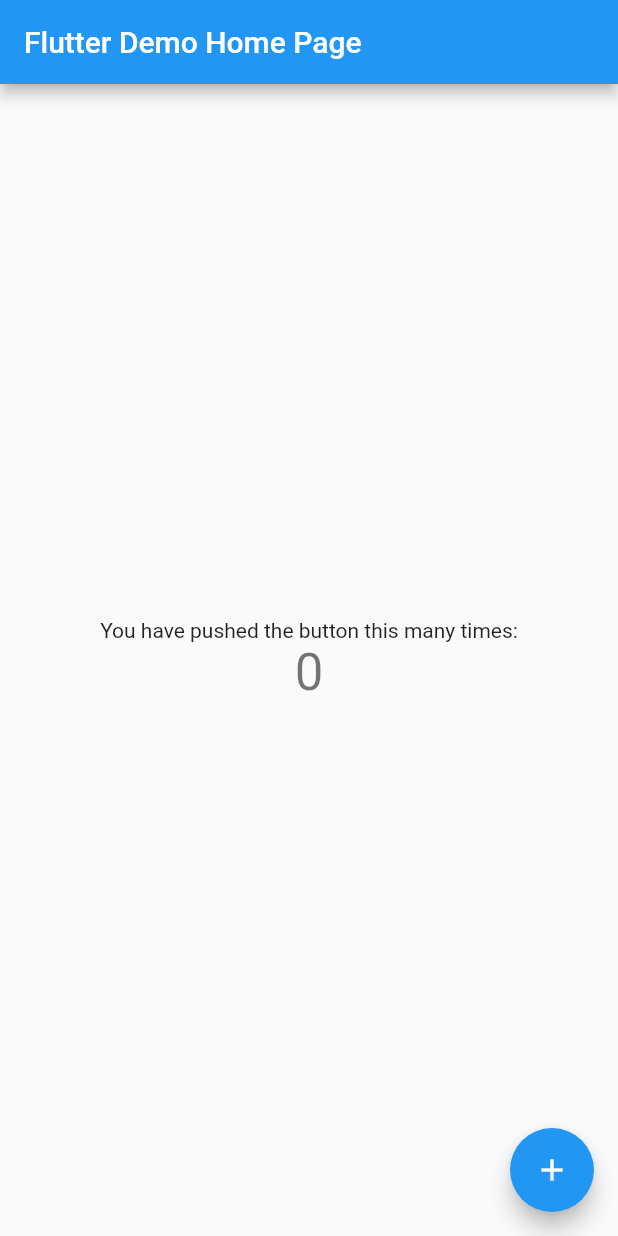
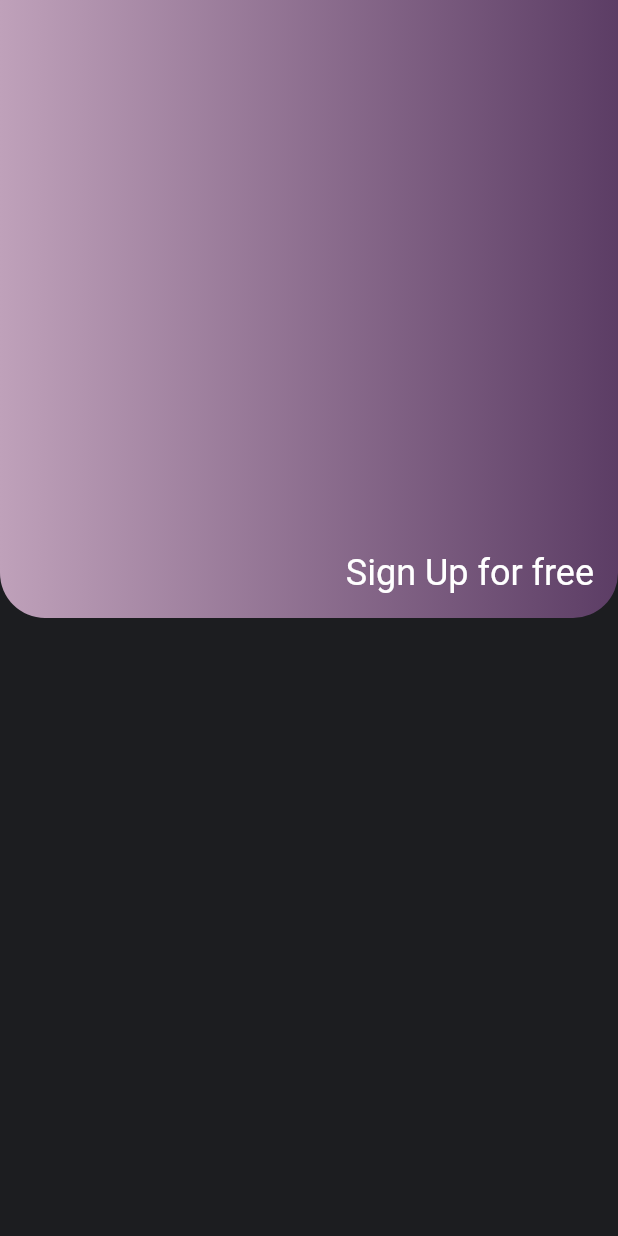
Before and after one commit to dhruv-js/defi_app, a Flutter app: the screen it shows after launch, on a phone screen of 412 x 824 dp. Run offline on Flutter 3.47's test engine with Material 2 defaults, Android fonts, the light colour scheme and no system bars.

Commit message:
added login screen, colors file, added dependencies

```diff
--- a/lib/main.dart
+++ b/lib/main.dart
@@ -1,3 +1,4 @@
+import 'package:defi_app/view/screen/login.dart';
 import 'package:flutter/material.dart';
 
 void main() {
@@ -6,110 +7,14 @@
 
 class MyApp extends StatelessWidget {
   const MyApp({super.key});
-
-  // This widget is the root of your application.
   @override
   Widget build(BuildContext context) {
     return MaterialApp(
       title: 'Flutter Demo',
       theme: ThemeData(
-        // This is the theme of your application.
-        //
-        // Try running your application with "flutter run". You'll see the
-        // application has a blue toolbar. Then, without quitting the app, try
-        // changing the primarySwatch below to Colors.green and then invoke
-        // "hot reload" (press "r" in the console where you ran "flutter run",
-        // or simply save your changes to "hot reload" in a Flutter IDE).
-        // Notice that the counter didn't reset back to zero; the application
-        // is not restarted.
         primarySwatch: Colors.blue,
       ),
-      home: const MyHomePage(title: 'Flutter Demo Home Page'),
+      home: const LoginScreen(),
     );
   }
 }
-
-class MyHomePage extends StatefulWidget {
-  const MyHomePage({super.key, required this.title});
-
-  // This widget is the home page of your application. It is stateful, meaning
-  // that it has a State object (defined below) that contains fields that affect
-  // how it looks.
-
-  // This class is the configuration for the state. It holds the values (in this
-  // case the title) provided by the parent (in this case the App widget) and
-  // used by the build method of the State. Fields in a Widget subclass are
-  // always marked "final".
-
-  final String title;
-
-  @override
-  State<MyHomePage> createState() => _MyHomePageState();
-}
-
-class _MyHomePageState extends State<MyHomePage> {
-  int _counter = 0;
-
-  void _incrementCounter() {
-    setState(() {
-      // This call to setState tells the Flutter framework that something has
-      // changed in this State, which causes it to rerun the build method below
-      // so that the display can reflect the updated values. If we changed
-      // _counter without calling setState(), then the build method would not be
-      // called again, and so nothing would appear to happen.
-      _counter++;
-    });
-  }
-
-  @override
-  Widget build(BuildContext context) {
-    // This method is rerun every time setState is called, for instance as done
-    // by the _incrementCounter method above.
-    //
-    // The Flutter framework has been optimized to make rerunning build methods
-    // fast, so that you can just rebuild anything that needs updating rather
-    // than having to individually change instances of widgets.
-    return Scaffold(
-      appBar: AppBar(
-        // Here we take the value from the MyHomePage object that was created by
-        // the App.build method, and use it to set our appbar title.
-        title: Text(widget.title),
-      ),
-      body: Center(
-        // Center is a layout widget. It takes a single child and positions it
-        // in the middle of the parent.
-        child: Column(
-          // Column is also a layout widget. It takes a list of children and
-          // arranges them vertically. By default, it sizes itself to fit its
-          // children horizontally, and tries to be as tall as its parent.
-          //
-          // Invoke "debug painting" (press "p" in the console, choose the
-          // "Toggle Debug Paint" action from the Flutter Inspector in Android
-          // Studio, or the "Toggle Debug Paint" command in Visual Studio Code)
-          // to see the wireframe for each widget.
-          //
-          // Column has various properties to control how it sizes itself and
-          // how it positions its children. Here we use mainAxisAlignment to
-          // center the children vertically; the main axis here is the vertical
-          // axis because Columns are vertical (the cross axis would be
-          // horizontal).
-          mainAxisAlignment: MainAxisAlignment.center,
-          children: <Widget>[
-            const Text(
-              'You have pushed the button this many times:',
-            ),
-            Text(
-              '$_counter',
-              style: Theme.of(context).textTheme.headline4,
-            ),
-          ],
-        ),
-      ),
-      floatingActionButton: FloatingActionButton(
-        onPressed: _incrementCounter,
-        tooltip: 'Increment',
-        child: const Icon(Icons.add),
-      ), // This trailing comma makes auto-formatting nicer for build methods.
-    );
-  }
-}
--- /dev/null
+++ b/lib/res/colors.dart
@@ -0,0 +1,3 @@
+import 'package:flutter/material.dart';
+
+const Color bgColor = Color(0xff1C1D20);
--- /dev/null
+++ b/lib/view/screen/login.dart
@@ -0,0 +1,34 @@
+import 'package:defi_app/res/colors.dart';
+import 'package:defi_app/view/widget/gradient_background.dart';
+import 'package:flutter/material.dart';
+
+class LoginScreen extends StatelessWidget {
+  const LoginScreen({super.key});
+
+  @override
+  Widget build(BuildContext context) {
+    return Scaffold(
+        backgroundColor: bgColor,
+        body: Column(
+          mainAxisAlignment: MainAxisAlignment.start,
+          children: [
+            Stack(
+              alignment: Alignment.bottomRight,
+              children: const [
+                GradientContainer(
+                  heightRatio: 0.5,
+                ),
+                Padding(
+                  padding: EdgeInsets.all(16.0),
+                  child: Text('Sign Up for free',
+                      style: TextStyle(
+                        color: Colors.white,
+                        fontSize: 24,
+                      )),
+                ),
+              ],
+            )
+          ],
+        ));
+  }
+}
--- /dev/null
+++ b/lib/view/widget/gradient_background.dart
@@ -0,0 +1,20 @@
+import 'package:flutter/material.dart';
+
+class GradientContainer extends StatelessWidget {
+  final double heightRatio;
+
+  const GradientContainer({super.key, required this.heightRatio});
+
+  @override
+  Widget build(BuildContext context) {
+    return Container(
+      height: MediaQuery.of(context).size.height * heightRatio,
+      decoration: const BoxDecoration(
+          borderRadius: BorderRadius.vertical(bottom: Radius.circular(30)),
+          gradient: LinearGradient(
+              begin: Alignment.topLeft,
+              end: Alignment.topRight,
+              colors: [Color(0xffBFA1BA), Color(0xff5C3D65)])),
+    );
+  }
+}
--- a/pubspec.yaml
+++ b/pubspec.yaml
@@ -47,6 +47,10 @@
   # package. See that file for information about deactivating specific lint
   # rules and activating additional ones.
   flutter_lints: ^2.0.0
+  flutter_bloc: ^8.1.1
+  reactive_forms: ^14.1.0
+
+
 
 # For information on the generic Dart part of this file, see the
 # following page: https://dart.dev/tools/pub/pubspec
```
Also changed, not shown: pubspec.lock.
